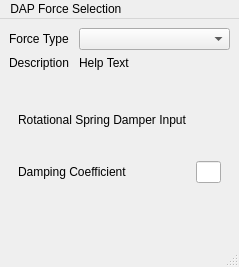
ljplessis/Nikra-DAP, file TaskPanelDapForces.ui: the form before one commit.
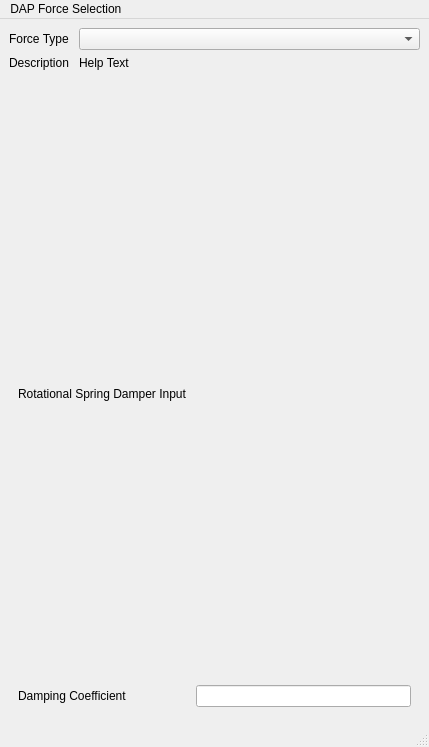
The form after the commit. Custom widgets are drawn as their Qt base class.

What changed in the file:
```diff
--- a/TaskPanelDapForces.ui
+++ b/TaskPanelDapForces.ui
@@ -6,8 +6,8 @@
    <rect>
     <x>0</x>
     <y>0</y>
-    <width>239</width>
-    <height>267</height>
+    <width>429</width>
+    <height>747</height>
    </rect>
   </property>
   <property name="sizePolicy">
@@ -20,11 +20,21 @@
    <string>MainWindow</string>
   </property>
   <widget class="QWidget" name="centralwidget">
-   <layout class="QVBoxLayout" name="verticalLayout">
+   <layout class="QVBoxLayout" name="verticalLayout_2">
     <item>
      <layout class="QGridLayout" name="gridLayout_4">
-      <item row="2" column="0" colspan="2">
-       <layout class="QVBoxLayout" name="bodySelection"/>
+      <item row="0" column="0">
+       <widget class="QLabel" name="forceType">
+        <property name="maximumSize">
+         <size>
+          <width>100</width>
+          <height>25</height>
+         </size>
+        </property>
+        <property name="text">
+         <string>Force Type</string>
+        </property>
+       </widget>
       </item>
       <item row="0" column="1">
        <widget class="QComboBox" name="forceComboBox">
@@ -62,17 +72,9 @@
         </property>
        </widget>
       </item>
-      <item row="0" column="0">
-       <widget class="QLabel" name="forceType">
-        <property name="maximumSize">
-         <size>
-          <width>100</width>
-          <height>25</height>
-         </size>
-        </property>
-        <property name="text">
-         <string>Force Type</string>
-        </property>
+      <item row="2" column="0" colspan="2">
+       <widget class="QWidget" name="bodySelection" native="true">
+        <layout class="QVBoxLayout" name="verticalLayout"/>
        </widget>
       </item>
      </layout>
@@ -243,19 +245,6 @@
       </widget>
      </widget>
     </item>
-    <item>
-     <spacer name="verticalSpacer">
-      <property name="orientation">
-       <enum>Qt::Vertical</enum>
-      </property>
-      <property name="sizeHint" stdset="0">
-       <size>
-        <width>20</width>
-        <height>40</height>
-       </size>
-      </property>
-     </spacer>
-    </item>
    </layout>
   </widget>
   <widget class="QMenuBar" name="menubar">
@@ -263,8 +252,8 @@
     <rect>
      <x>0</x>
      <y>0</y>
-     <width>239</width>
-     <height>17</height>
+     <width>429</width>
+     <height>32</height>
     </rect>
    </property>
    <widget class="QMenu" name="menuDAP_Force_Selection">
```
Left out of the diff: 41 changed lines with no effect on the pictures.
